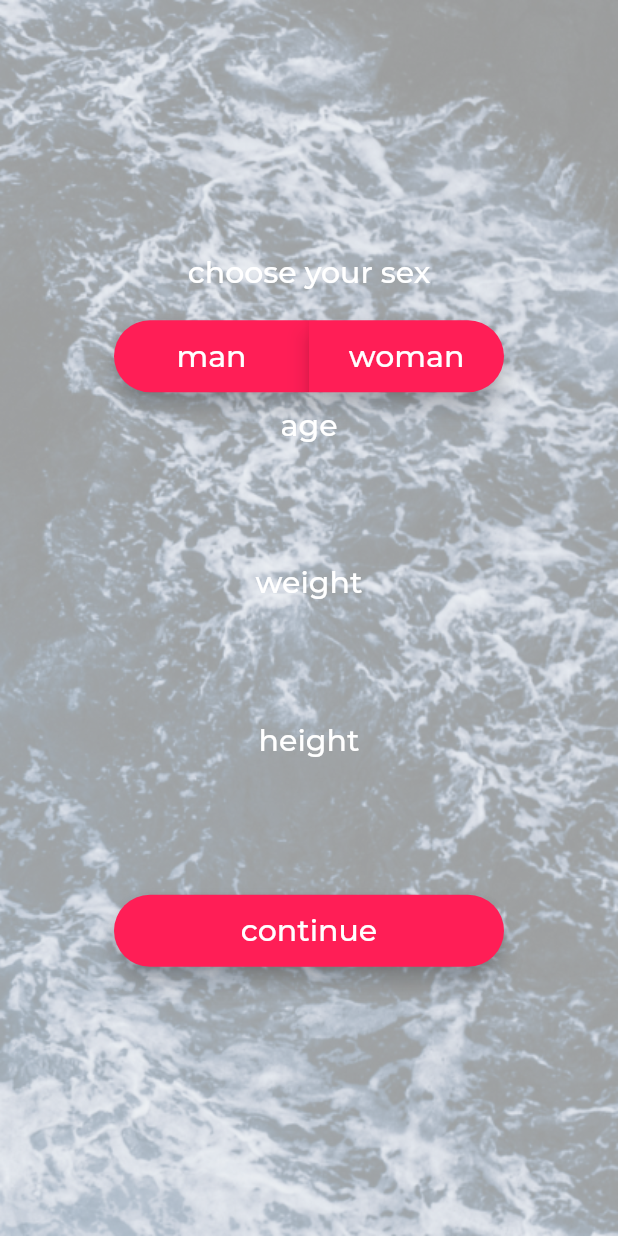
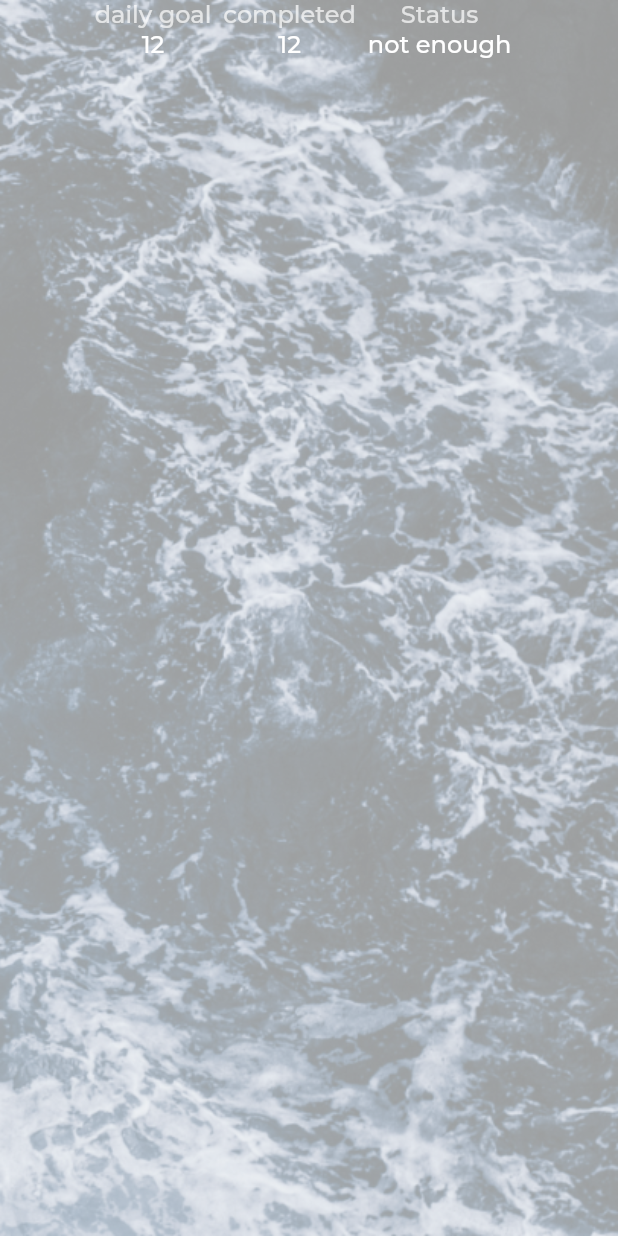
Before and after one commit to bonsoirelliot/water_reminder, a Flutter app: the screen it shows after launch, after a tap on "continue", on a phone screen of 412 x 824 dp. Run offline on Flutter 3.47's test engine with Material 2 defaults, Android fonts, the phone set to English and light mode, and no system bars.

Commit message:
added second page

```diff
--- a/lib/main.dart
+++ b/lib/main.dart
@@ -9,29 +9,26 @@ class MyApp extends StatelessWidget {
   @override
   Widget build(BuildContext context) {
     return MaterialApp(
-      debugShowCheckedModeBanner: false,
-      title: 'WaterReminder',
-      home: Container(
-        decoration: BoxDecoration(
-          image: DecorationImage(
-            image: AssetImage("assets/images/ocean.png"),
-            fit: BoxFit.cover,
-            alignment: Alignment.centerRight,
-          ),
-        ),
-        child: InitialPage(),
-      ),
-      theme: ThemeData(backgroundColor: Colors.blue[100]),
-    );
+        debugShowCheckedModeBanner: false,
+        title: 'WaterReminder',
+        home: Container(decoration: CommonDecoration),
+        theme: ThemeData(backgroundColor: Colors.blue[100]),
+        initialRoute: InitialPage.id,
+        routes: {
+          InitialPage.id: (context) => InitialPage(),
+          HomePage.id: (context) => HomePage(),
+        });
   }
 }
 
 class InitialPage extends StatelessWidget {
+  static const String id = 'INITIALSCREEN';
   @override
   Widget build(BuildContext context) {
     return Scaffold(
-        backgroundColor: Colors.transparent,
-        body: SafeArea(
+      backgroundColor: Colors.transparent,
+      body: Container(
+        child: SafeArea(
           child: Column(
             children: <Widget>[
               Text(
@@ -39,26 +36,25 @@ class InitialPage extends StatelessWidget {
                 style: MediumTextStyle,
               ),
               SizedBox(height: 20),
-              Row(
-                children: <Widget>[
-                  CustomSelectionButton(
-                      text: 'man', callback: () {}, right: true),
-                  CustomSelectionButton(
-                      text: 'woman', callback: () {}, right: false)
-                ],
-                mainAxisAlignment: MainAxisAlignment.center,
-              ),
+              Toggle(),
               SpaceWithSlider(
                   text: "age", minSliderValue: 0, maxSliderValue: 100),
               SpaceWithSlider(
                   text: "weight", minSliderValue: 10, maxSliderValue: 300),
               SpaceWithSlider(
                   text: "height", minSliderValue: 50, maxSliderValue: 300),
-              CustomButton(text: "continue", callback: () {}),
+              CustomButton(
+                  text: "continue",
+                  callback: () {
+                    Navigator.of(context).pushNamed(HomePage.id);
+                  }),
             ],
             mainAxisAlignment: MainAxisAlignment.center,
           ),
-        ));
+        ),
+        decoration: CommonDecoration,
+      ),
+    );
   }
 }
 
@@ -155,39 +151,129 @@ class CustomButton extends StatelessWidget {
   }
 }
 
-class CustomSelectionButton extends StatelessWidget {
-  final VoidCallback callback;
-  final String text;
-  final bool right;
+class Toggle extends StatefulWidget {
+  @override
+  _ToggleState createState() => _ToggleState();
+}
 
-  const CustomSelectionButton({Key key, this.callback, this.text, this.right})
-      : super(key: key);
+class _ToggleState extends State<Toggle> {
+  List<bool> isSelected = [false, false];
+
   @override
   Widget build(BuildContext context) {
-    return Container(
-      padding: EdgeInsets.only(bottom: 10),
-      child: Material(
-        elevation: 6.0,
-        color: Color(0xFFFF1E56),
-        borderRadius: right
-            ? BorderRadius.only(
-                topLeft: Radius.circular(50),
-                bottomLeft: Radius.circular(50),
-              )
-            : BorderRadius.only(
-                topRight: Radius.circular(50),
-                bottomRight: Radius.circular(50),
-              ),
-        child: MaterialButton(
-          onPressed: callback,
-          minWidth: 130.0,
-          height: 45.0,
-          child: Text(
-            text,
-            style: MediumTextStyle,
+    return ToggleButtons(
+        children: <Widget>[
+          Container(
+            child: Text(
+              'man',
+              style: MediumTextStyle,
+              textAlign: TextAlign.center,
+            ),
+            width: 130,
+            height: 45,
+            padding: EdgeInsets.only(top: 10),
           ),
-        ),
+          Container(
+            child: Text(
+              'woman',
+              style: MediumTextStyle,
+              textAlign: TextAlign.center,
+            ),
+            width: 130,
+            height: 45,
+            padding: EdgeInsets.only(top: 10),
+          )
+        ],
+        fillColor: Color(0xFFFF1E56),
+        disabledColor: Colors.white,
+        selectedColor: Colors.transparent,
+        renderBorder: false,
+        isSelected: isSelected,
+        borderRadius: BorderRadius.circular(50),
+        onPressed: (int index) {
+          setState(() {
+            for (int indexBtn = 0; indexBtn < isSelected.length; indexBtn++) {
+              if (indexBtn == index) {
+                isSelected[indexBtn] = !isSelected[indexBtn];
+              } else {
+                isSelected[indexBtn] = false;
+              }
+            }
+          });
+        });
+  }
+}
+
+class HomePage extends StatelessWidget {
+  static const String id = 'HOMESCREEN';
+
+  Widget build(BuildContext context) {
+    return Scaffold(
+      body: Container(
+        child: SafeArea(
+            child: Column(
+          children: <Widget>[
+            StatusBar(),
+          ],
+        )),
+        decoration: CommonDecoration,
       ),
+      backgroundColor: Colors.transparent,
     );
   }
 }
+
+class StatusBar extends StatelessWidget {
+  Widget build(BuildContext context) {
+    return Row(
+      children: <Widget>[
+        Column(
+          children: <Widget>[
+            Text(
+              'daily goal',
+              style: HomePageTextStyle,
+            ),
+            Text(
+              '12',
+              style: HomePageValueTextStyle,
+            ),
+          ],
+        ),
+        SizedBox(
+          width: 8,
+        ),
+        Column(
+          children: <Widget>[
+            Text(
+              'completed',
+              style: HomePageTextStyle,
+            ),
+            Text(
+              '12',
+              style: HomePageValueTextStyle,
+            ),
+          ],
+        ),
+        SizedBox(
+          width: 8,
+        ),
+        Column(
+          children: <Widget>[
+            Text(
+              'Status',
+              style: HomePageTextStyle,
+            ),
+            Text(
+              'not enough',
+              style: HomePageValueTextStyle,
+            ),
+          ],
+        ),
+        SizedBox(
+          width: 8,
+        ),
+      ],
+      mainAxisAlignment: MainAxisAlignment.center,
+    );
+  }
+}
--- a/lib/style.dart
+++ b/lib/style.dart
@@ -2,6 +2,7 @@ import 'package:flutter/material.dart';
 
 const MediumTextSize = 20.0;
 const SmallTextSize = 12.0;
+const HomePageSize = 16.0;
 
 const String FontNameDefault = 'Montserrat';
 
@@ -12,9 +13,38 @@ const MediumTextStyle = TextStyle(
   color: Colors.white,
 );
 
+const MediumBlackTextStyle = TextStyle(
+  fontFamily: FontNameDefault,
+  fontWeight: FontWeight.w400,
+  fontSize: MediumTextSize,
+  color: Colors.black,
+);
+
 const SmallTextStyle = TextStyle(
   fontFamily: FontNameDefault,
   fontWeight: FontWeight.w400,
   fontSize: SmallTextSize,
   color: Colors.white,
 );
+
+const HomePageTextStyle = TextStyle(
+  fontFamily: FontNameDefault,
+  fontWeight: FontWeight.w400,
+  fontSize: HomePageSize,
+  color: Colors.white70,
+);
+
+const HomePageValueTextStyle = TextStyle(
+  fontFamily: FontNameDefault,
+  fontWeight: FontWeight.w400,
+  fontSize: HomePageSize,
+  color: Colors.white,
+);
+
+
+const CommonDecoration = BoxDecoration(
+    image: DecorationImage(
+  image: AssetImage("assets/images/ocean.png"),
+  fit: BoxFit.cover,
+  alignment: Alignment.centerRight,
+));
```
Also changed, not shown: assets/icons/add.png (added), assets/icons/question.png (added), assets/icons/settings.png (added), assets/icons/statistics.png (added), assets/icons/waterstatistic.png (added).
